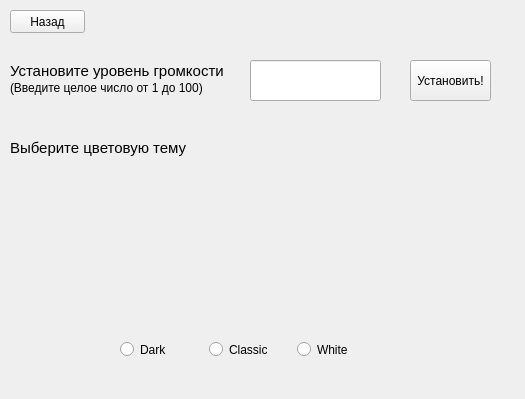
Above: settings.ui from ivanprokoff/seabattle_ before the change. Below: the same form after it.
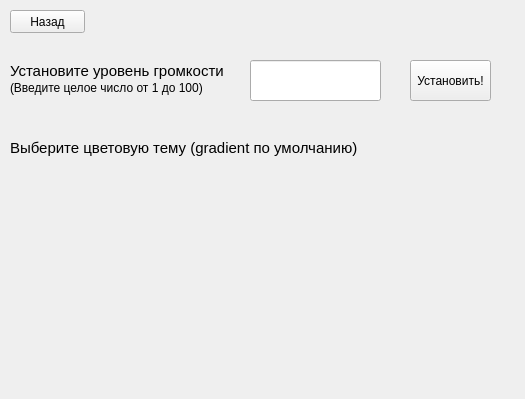
That is the form after the change.

Patch:
```diff
--- a/settings.ui
+++ b/settings.ui
@@ -91,7 +91,7 @@
              <rect>
                  <x>10</x>
                  <y>140</y>
-                 <width>181</width>
+                 <width>351</width>
                  <height>16</height>
              </rect>
          </property>
@@ -101,42 +101,9 @@
              </font>
          </property>
          <property name="text">
-             <string>Выберите цветовую тему</string>
+             <string>Выберите цветовую тему (gradient по умолчанию)</string>
          </property>
      </widget>
-     <widget class="QWidget" name="">
-         <property name="geometry">
-             <rect>
-                 <x>120</x>
-                 <y>340</y>
-                 <width>260</width>
-                 <height>19</height>
-             </rect>
-         </property>
-         <layout class="QHBoxLayout" name="horizontalLayout">
-             <item>
-                 <widget class="QRadioButton" name="radioButton_3">
-                     <property name="text">
-                         <string>Dark</string>
-                     </property>
-                 </widget>
-             </item>
-             <item>
-                 <widget class="QRadioButton" name="radioButton_2">
-                     <property name="text">
-                         <string>Classic</string>
-                     </property>
-                 </widget>
-             </item>
-             <item>
-                 <widget class="QRadioButton" name="radioButton">
-                     <property name="text">
-                         <string>White</string>
-                     </property>
-                 </widget>
-             </item>
-         </layout>
-     </widget>
  </widget>
  <resources/>
  <connections/>
```
Lines whose indentation alone changed are shown as unchanged.
